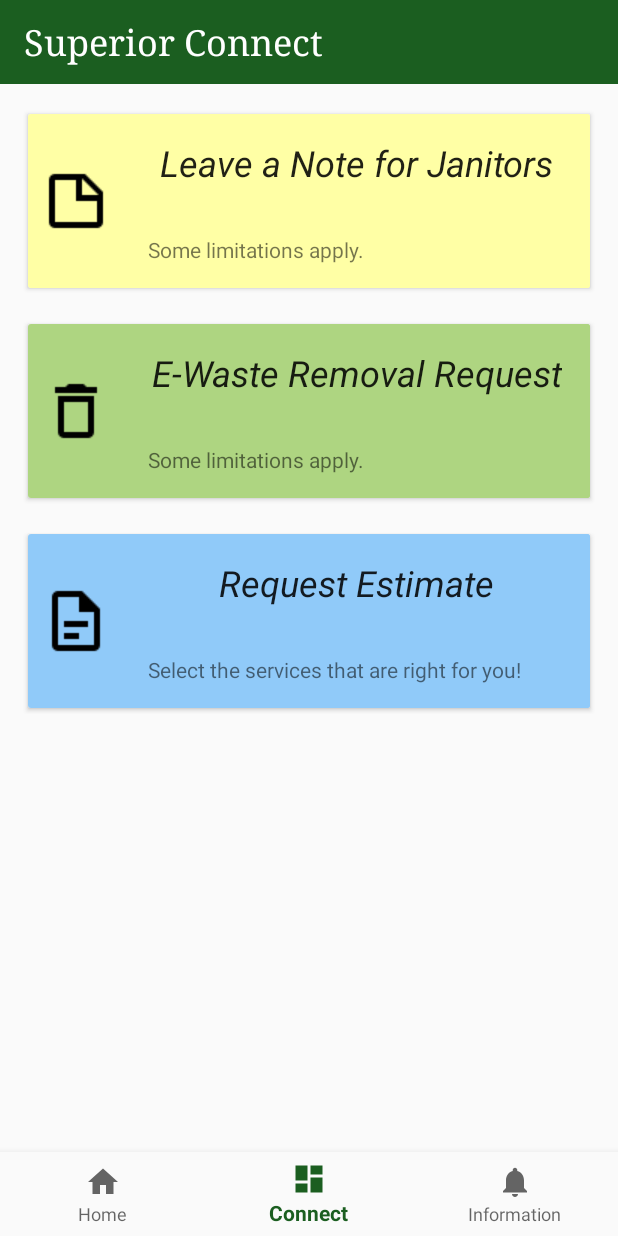
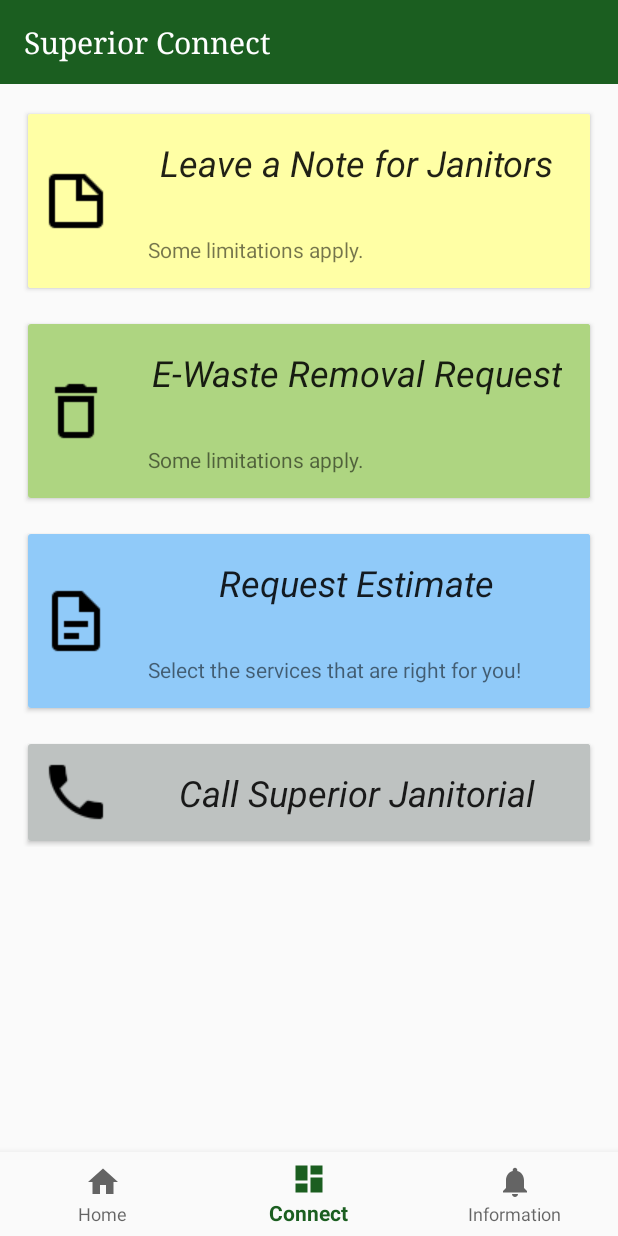
Before and after one commit to jasensanders/CompanyConnect, an Android app: the screen it shows after launch (MainActivity), item 2 of the bottom bar chosen, on a phone screen of 412 x 824 dp. Run offline under Robolectric (Android 15) with nearby library versions, the phone set to English and light mode, and no system bars.

Commit message:
Added calling Superior cardview.

```diff
--- a/app/src/main/AndroidManifest.xml
+++ b/app/src/main/AndroidManifest.xml
@@ -4,6 +4,7 @@
 
     <uses-permission android:name="android.permission.INTERNET" />
     <uses-permission android:name="android.permission.ACCESS_NETWORK_STATE" />
+    <uses-permission android:name="android.permission.CALL_PHONE"/>
 
     <application
         android:allowBackup="true"
--- a/app/src/main/java/com/enrandomlabs/jasensanders/v1/superiorconnect/ConnectFragment.java
+++ b/app/src/main/java/com/enrandomlabs/jasensanders/v1/superiorconnect/ConnectFragment.java
@@ -1,6 +1,8 @@
 package com.enrandomlabs.jasensanders.v1.superiorconnect;
 
 import android.content.Context;
+import android.content.Intent;
+import android.net.Uri;
 import android.os.Bundle;
 import android.support.annotation.NonNull;
 import android.support.v4.app.Fragment;
@@ -91,6 +93,16 @@ public class ConnectFragment extends Fragment {
                 onButtonPressed(MainActivity.NAV_EVENT_SEND_ESTIMATE);
             }
         });
+
+        CardView phoneCard = root.findViewById(R.id.cardviewCall);
+        phoneCard.setOnClickListener(new View.OnClickListener() {
+            @Override
+            public void onClick(View v) {
+                Intent callIntent = new Intent(Intent.ACTION_CALL);
+                callIntent.setData(Uri.parse("tel:4083778720"));
+                startActivity(callIntent);
+            }
+        });
         return root;
     }
 
--- a/app/src/main/res/layout/activity_main.xml
+++ b/app/src/main/res/layout/activity_main.xml
@@ -16,7 +16,7 @@
         app:popupTheme="@style/ThemeOverlay.AppCompat.Light"
         app:title="@string/app_name"
         app:titleTextAppearance="@style/AppTitle"
-        app:titleTextColor="@color/primaryWhite" />
+        app:titleTextColor="@color/primaryWhite"/>
 
     <FrameLayout
         android:layout_width="match_parent"
--- a/app/src/main/res/layout/fragment_connect.xml
+++ b/app/src/main/res/layout/fragment_connect.xml
@@ -179,6 +179,53 @@
 
         </android.support.v7.widget.CardView>
 
+        <android.support.v7.widget.CardView
+            android:id="@+id/cardviewCall"
+            app:layout_constraintTop_toBottomOf="@id/cardviewEstimate"
+            android:layout_width="match_parent"
+            android:layout_height="wrap_content"
+            android:layout_marginLeft="@dimen/activity_horizontal_margin"
+            android:layout_marginRight="@dimen/activity_horizontal_margin"
+            android:layout_marginTop="@dimen/activity_horizontal_margin"
+            android:layout_marginBottom="@dimen/activity_horizontal_margin"
+            app:cardUseCompatPadding="true">
+
+            <LinearLayout
+                android:layout_width="match_parent"
+                android:layout_height="wrap_content"
+                android:orientation="horizontal"
+                android:background="@color/cardViewCall">
+
+                <ImageView
+                    android:layout_width="@dimen/card_icon_size"
+                    android:layout_height="@dimen/card_icon_size"
+                    android:layout_margin="@dimen/layout_horizontal_spacing"
+                    android:src="@drawable/phone_call"
+                    android:contentDescription="@string/call_icon_description"
+                    android:visibility="visible"
+                    android:layout_gravity="center_vertical"/>
+
+                <LinearLayout
+                    android:layout_width="match_parent"
+                    android:layout_height="wrap_content"
+                    android:orientation="vertical"
+                    android:background="@color/cardViewCall">
+
+                    <TextView
+                        android:layout_width="wrap_content"
+                        android:layout_height="wrap_content"
+                        android:layout_gravity="center_horizontal"
+                        android:layout_margin="@dimen/activity_horizontal_margin"
+                        android:text="@string/connect_fragment_button_call_us"
+                        android:textAppearance="@style/Base.TextAppearance.AppCompat.Headline"
+                        android:textStyle="italic" />
+
+                </LinearLayout>
+
+            </LinearLayout>
+
+        </android.support.v7.widget.CardView>
+
     </android.support.constraint.ConstraintLayout>
 
 </ScrollView>
--- a/app/src/main/res/values/colors.xml
+++ b/app/src/main/res/values/colors.xml
@@ -6,7 +6,7 @@
     <color name="colorAccent">#5E1B5A</color>
     <color name="colorPrimaryLight">#4C8C4A</color>
     <color name="colorTextViewError">#FF7171</color>
-    <color name="cardViewBackground">#FFFFAA</color>
+    <color name="cardViewCall">#BEC2C1</color>
     <color name="cardViewNote">#FFFFA5</color>
     <color name="cardViewEwaste">#AED581</color>
     <color name="cardViewEstimate">#90CAF9</color>
--- a/app/src/main/res/values/dimens.xml
+++ b/app/src/main/res/values/dimens.xml
@@ -4,6 +4,7 @@
     <dimen name="activity_vertical_margin">16dp</dimen>
     <dimen name="card_image_height">120dp</dimen>
     <dimen name="card_icon_size">48dp</dimen>
+    <dimen name="logo_margin">32dp</dimen>
     <dimen name="layout_vertical_spacing">8dp</dimen>
     <dimen name="layout_horizontal_spacing">8dp</dimen>
     <dimen name="layout_min_grid_spacing">4dp</dimen>
--- a/app/src/main/res/values/strings.xml
+++ b/app/src/main/res/values/strings.xml
@@ -16,10 +16,10 @@
 
     <string name="main_fragment_title_howto_card">Using the App</string>
     <string name="main_fragment_text_howto_card">This app is used for our clients to connect with us on the go. Simply tap the connect button at the bottom and then select what type of message you want to send.
-    Not a client yet? Just tap the Request Estimate card. Need to leave us a note? Tap the Leave a Note for Janitors card.  Its that easy.</string>
+    Not a client yet? Just tap the Request Estimate card. Need to leave us a note? Tap the Leave a Note for Janitors card.  Its that easy!</string>
 
     <string name="main_fragment_title_about_us_card">Who we are</string>
-    <string name="main_fragment_text_about_us_card">Superior Janitorial Systems is a commercial cleaning service located in the South Bay Area in San Jose, CA.</string>
+    <string name="main_fragment_text_about_us_card">Superior Janitorial Systems is a commercial cleaning service located near the South Bay Area in San Jose, CA.</string>
 
     <!-- Connect Fragment Strings -->
     <string name="connect_fragment_button_leave_note">Leave a Note for Janitors</string>
@@ -30,6 +30,8 @@
 
     <string name="connect_fragment_button_e_waste_request">E-Waste Removal Request</string>
     <string name="connect_fragment_button_e_waste_request_restrictions">Some limitations apply.</string>
+
+    <string name="connect_fragment_button_call_us">Call Superior Janitorial</string>
 
     <!-- Info Fragment Strings -->
     <string name="info_fragment_address">Superior Janitorial Systems\n4858 Tilden Dr.\nSan Jose, CA 95124\n(408)377\u20148720\ninfo@superiorjanitorialsystems.com</string>
@@ -71,6 +73,7 @@
     <string name="note_icon_description">Note icon.</string>
     <string name="ewaste_icon_description">Eee Waste icon.</string>
     <string name="estimate_icon_description">Estimate icon.</string>
+    <string name="call_icon_description">Call icon.</string>
 
     <string name="contact_card_description">Contact us. Telephone.</string>
 
--- a/app/src/main/res/values/styles.xml
+++ b/app/src/main/res/values/styles.xml
@@ -17,7 +17,7 @@
         <item name="android:layout_marginTop">3dp</item>
     </style>
 
-    <style name="AppTitle" parent="TextAppearance.AppCompat.Headline">
+    <style name="AppTitle" parent="TextAppearance.AppCompat.Title">
         <item name="android:fontFamily">serif</item>
     </style>
 
```
Also changed, not shown: app/src/main/res/drawable/phone_call.png (added).
